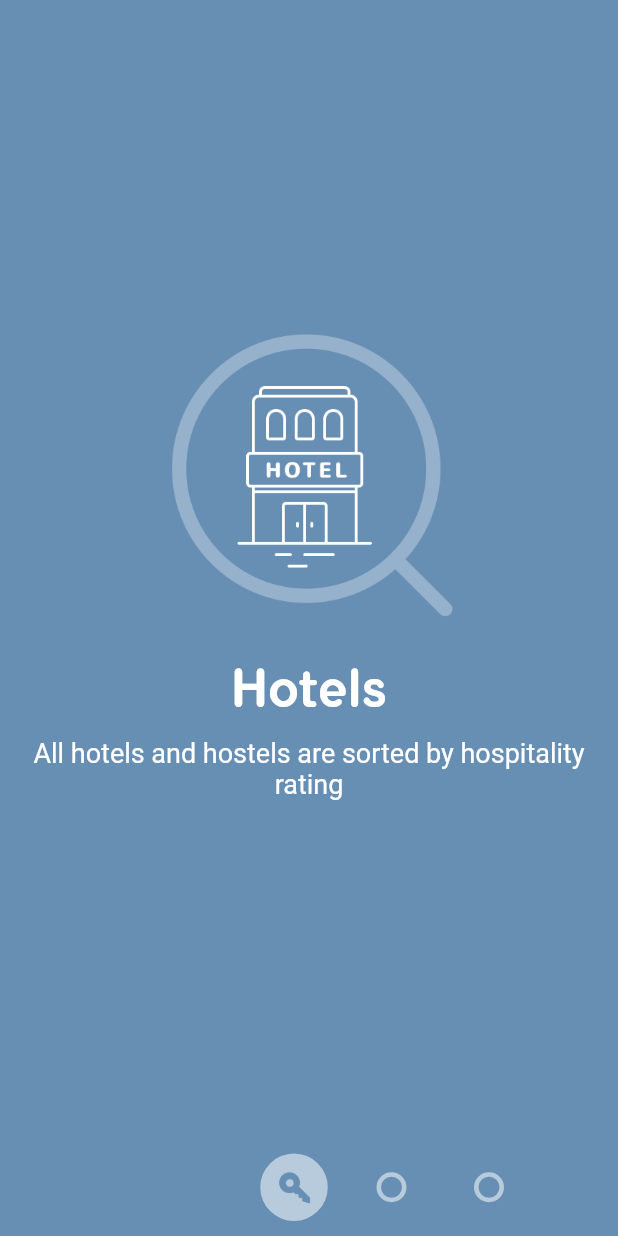
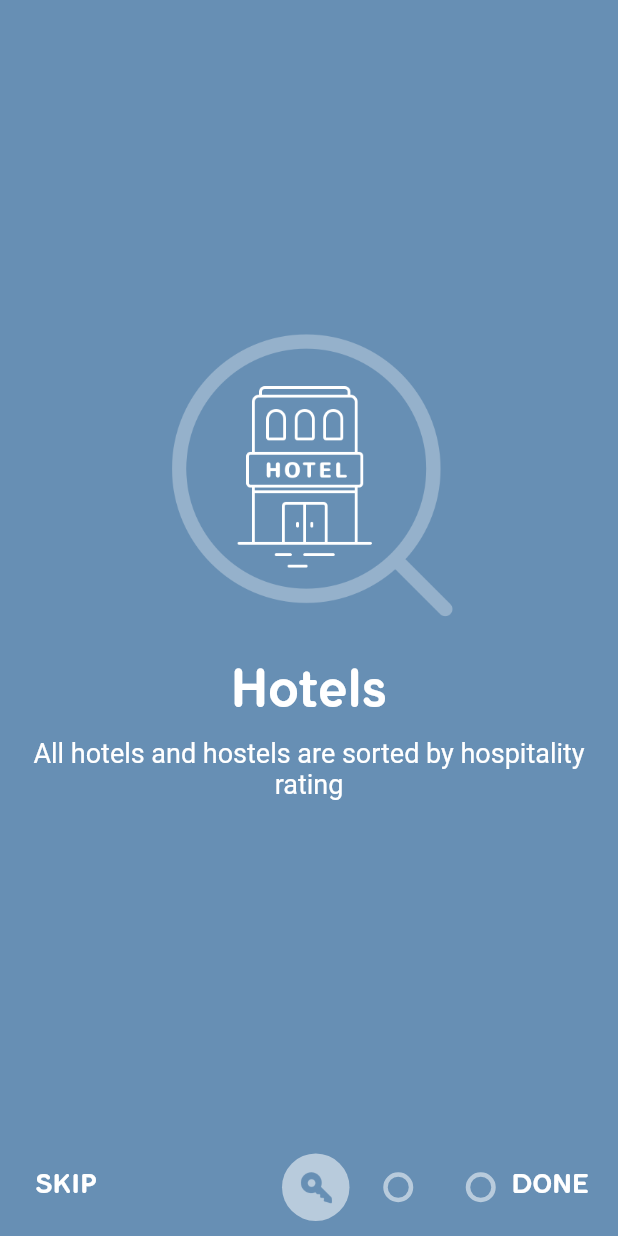
Before and after one commit to aagarwal1012/IntroViews-Flutter, a Flutter app: the screen it shows after launch, on a phone screen of 412 x 824 dp. Run offline on Flutter 3.47's test engine with Material 2 defaults, Android fonts, the phone set to English and light mode, and no system bars.

Commit message:
made page_indicator_buttons

```diff
--- a/lib/UI/page_bubble.dart
+++ b/lib/UI/page_bubble.dart
@@ -20,11 +20,9 @@ class PageBubble extends StatelessWidget {
   Widget build(BuildContext context) {
 
     return new Container(
-      width: 65.0,
+      width: 55.0,
       height: 65.0,
       child: new Center(
-        child: new Padding(
-          padding: const EdgeInsets.all(10.0),
         child: new Container(
           width: lerpDouble(20.0, 45.0, viewModel.activePercent), //This method return in between values according to active percent.
           height: lerpDouble(20.0, 45.0, viewModel.activePercent),
@@ -45,7 +43,6 @@ class PageBubble extends StatelessWidget {
               color: viewModel.color,
             ),
           ),  //opacity
-          ),  //Container
         ),  //Padding
       ),  //Center
     );  //Container
--- /dev/null
+++ b/lib/UI/page_indicator_buttons.dart
@@ -0,0 +1,55 @@
+import 'package:flutter/material.dart';
+
+class SkipButton extends StatelessWidget {
+
+  VoidCallback onTap;
+
+  SkipButton({
+    this.onTap,
+  });
+
+  @override
+  Widget build(BuildContext context) {
+    return new Padding(
+      padding: const EdgeInsets.only(left: 0.0,right: 40.0),
+      child: new FlatButton(
+        onPressed: onTap,
+        child: new Text(
+          "SKIP",
+          style: new TextStyle(
+            color: Colors.white,
+            fontSize: 18.0,
+            fontFamily: "FlamanteRoma",
+          ),
+        ),
+      ),
+    );
+  }
+}
+
+class DoneButton extends StatelessWidget {
+
+  VoidCallback onTap;
+
+  DoneButton({
+    this.onTap,
+  });
+
+  @override
+  Widget build(BuildContext context) {
+    return new Padding(
+      padding: const EdgeInsets.only(left: 30.0, right: 0.0),
+      child: new FlatButton(
+        onPressed: onTap,
+        child: new Text(
+          "DONE",
+          style: new TextStyle(
+            color: Colors.white,
+            fontSize: 18.0,
+            fontFamily: "FlamanteRoma",
+          ),
+        ),
+      ),
+    );
+  }
+}
--- a/lib/UI/pager_indicator.dart
+++ b/lib/UI/pager_indicator.dart
@@ -3,6 +3,7 @@ import 'package:intro_views_flutter/Constants/constants.dart';
 import 'package:intro_views_flutter/Models/page_bubble_view_model.dart';
 import 'package:intro_views_flutter/Models/pager_indicator_view_model.dart';
 import 'package:intro_views_flutter/UI/page_bubble.dart';
+import 'package:intro_views_flutter/UI/page_indicator_buttons.dart';
 
 /**
  * This class contains the UI elements associated with bottom page indicator.
@@ -71,17 +72,25 @@ class PagerIndicator extends StatelessWidget {
     else if(viewModel.slideDirection == SlideDirection.rightToLeft){
       translation -= BUBBLE_WIDTH * viewModel.slidePercent;
     }
+
     //TODO : Add skip and done button
     //UI
     return new Column(
       children: <Widget>[
         new Expanded(child: new Container()),
+        new Row(
+          mainAxisAlignment: MainAxisAlignment.start,
+          children: [
+            new SkipButton(),
             new Transform(    // used for horizontal transformation
             transform: new Matrix4.translationValues(translation, 0.0, 0.0),
             child: new Row(
               mainAxisAlignment: MainAxisAlignment.center,
               children: bubbles,
               ),  //Row
+            ),
+            new DoneButton(),
+          ],
         ),  //Transform
       ],  //Children
     );  //Column
```
Lines whose indentation alone changed are shown as unchanged.
